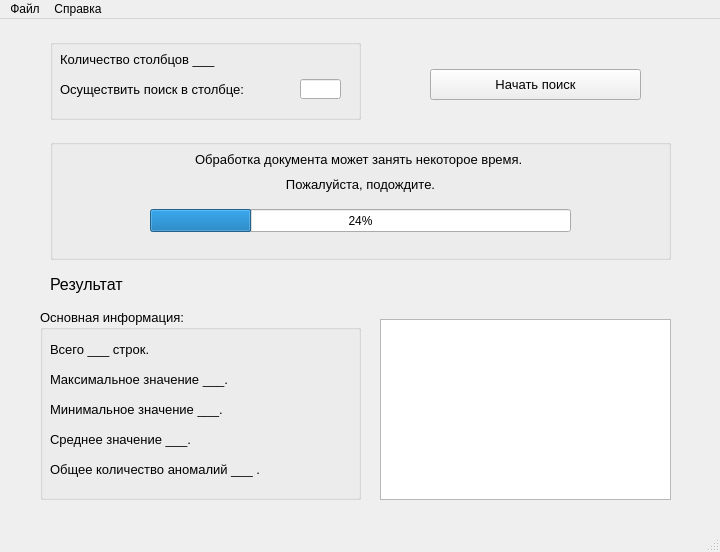
Above: ui_maket_1.ui from Fly-Hamster/SearchAnomaly before the change. Below: the same form after it.
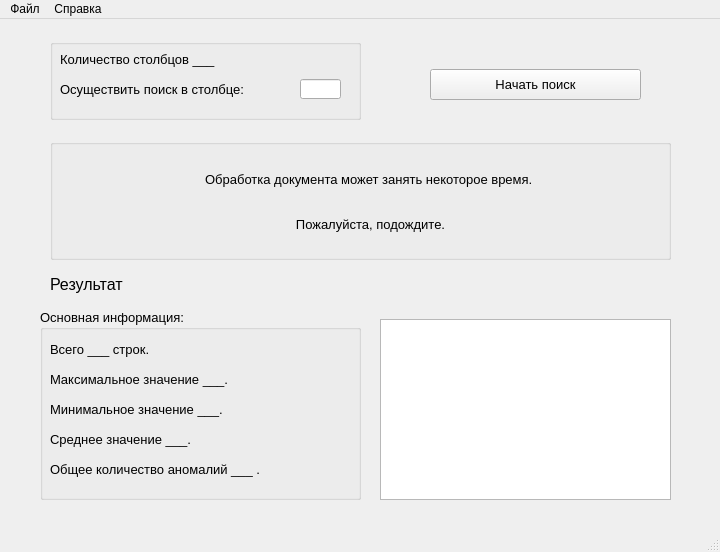
That is the form after the change.

Diff of the .ui file:
```diff
--- a/ui_maket_1.ui
+++ b/ui_maket_1.ui
@@ -211,8 +211,8 @@
     <widget class="QLabel" name="label_info_1">
      <property name="geometry">
       <rect>
-       <x>100</x>
-       <y>10</y>
+       <x>110</x>
+       <y>30</y>
        <width>421</width>
        <height>21</height>
       </rect>
@@ -224,8 +224,8 @@
     <widget class="QLabel" name="label_info_2">
      <property name="geometry">
       <rect>
-       <x>100</x>
-       <y>30</y>
+       <x>110</x>
+       <y>70</y>
        <width>421</width>
        <height>31</height>
       </rect>
@@ -234,19 +234,6 @@
       <string>&lt;html&gt;&lt;head/&gt;&lt;body&gt;&lt;p align=&quot;center&quot;&gt;&lt;span style=&quot; font-size:10pt;&quot;&gt;Пожалуйста, подождите.&lt;/span&gt;&lt;/p&gt;&lt;/body&gt;&lt;/html&gt;</string>
      </property>
     </widget>
-    <widget class="QProgressBar" name="progressBar">
-     <property name="geometry">
-      <rect>
-       <x>100</x>
-       <y>70</y>
-       <width>421</width>
-       <height>23</height>
-      </rect>
-     </property>
-     <property name="value">
-      <number>24</number>
-     </property>
-    </widget>
    </widget>
    <widget class="QTextEdit" name="textEdit_output_field">
     <property name="geometry">
```
